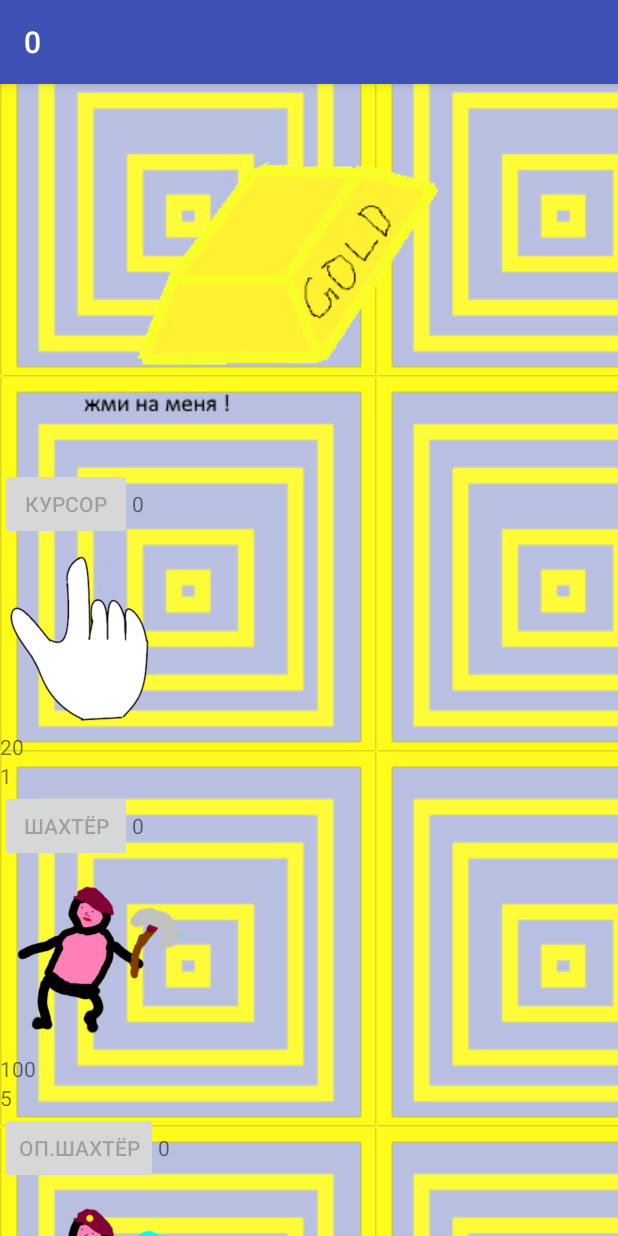
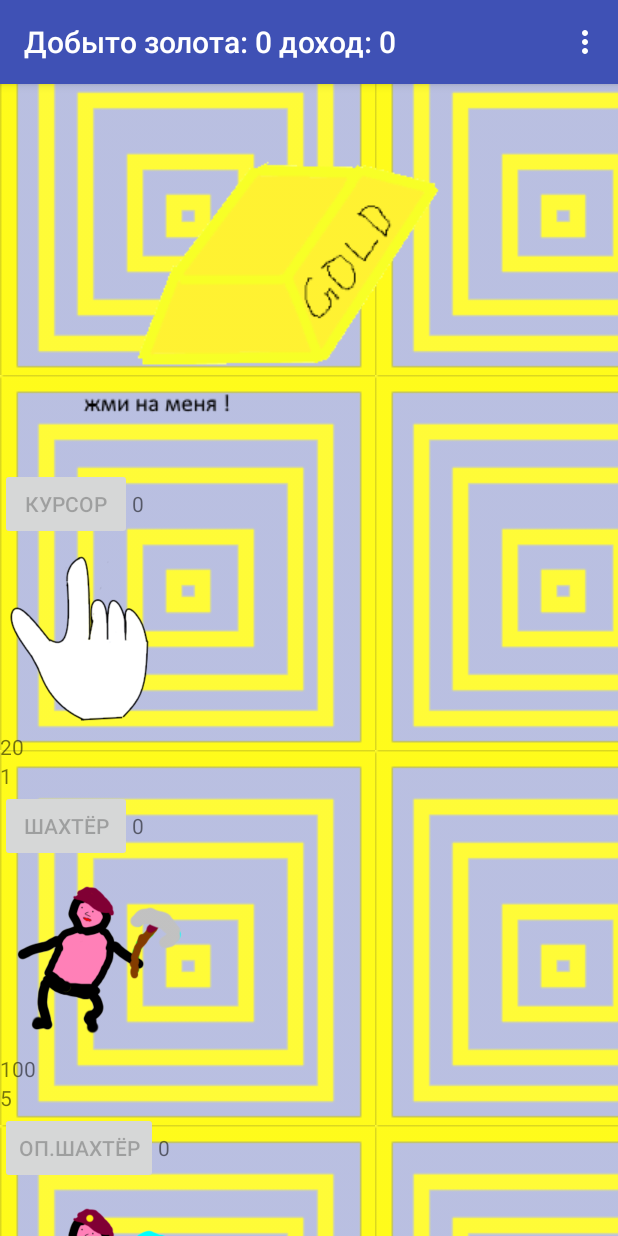
Before and after one commit to AppCampSiberia/Clicker, an Android app: the screen it shows after launch (MainActivity), on a phone screen of 412 x 824 dp. Run offline under Robolectric (Android 15) with nearby library versions, the phone set to English and light mode, and no system bars.

Commit message:
Добавили экран о нас

```diff
--- a/app/src/main/AndroidManifest.xml
+++ b/app/src/main/AndroidManifest.xml
@@ -15,6 +15,7 @@
                 <category android:name="android.intent.category.LAUNCHER" />
             </intent-filter>
         </activity>
+        <activity android:name="ru.appcampsiberia.clicker.AboutActivity"/>
     </application>
 
 </manifest>
--- a/app/src/main/java/ru/appcampsiberia/clicker/MainActivity.java
+++ b/app/src/main/java/ru/appcampsiberia/clicker/MainActivity.java
@@ -1,9 +1,12 @@
 package ru.appcampsiberia.clicker;
 
+import android.content.Intent;
 import android.os.Bundle;
 import android.os.Handler;
 import android.support.annotation.Nullable;
 import android.support.v7.app.AppCompatActivity;
+import android.view.Menu;
+import android.view.MenuItem;
 import android.view.View;
 import android.widget.Button;
 import android.widget.ImageView;
@@ -150,17 +153,30 @@ public class MainActivity extends AppCompatActivity {
         });
     }
 
-     public void render() {
+    @Override
+    public boolean onCreateOptionsMenu(Menu menu) {
+        getMenuInflater().inflate(R.menu.menu,menu);
+        return super.onCreateOptionsMenu(menu);
+    }
+
+    @Override
+    public boolean onOptionsItemSelected(MenuItem item) {
+        if (item.getItemId() == R.id.about)
+            startActivity(new Intent(this, AboutActivity.class));
+        return super.onOptionsItemSelected(item);
+    }
+
+    public void render() {
          runOnUiThread(new Runnable() {
              @Override
              public void run() {
-                getSupportActionBar().setTitle(Long.toString(clickCount));
+                getSupportActionBar().setTitle("Добыто золота: " + Long.toString(clickCount) + " доход: " + Long.toString(mineThread.dobuchaVsek) );
 
                  if (clickCount >= 20) {
                      buttonCursor.setEnabled(true);
-                 } else {
-                     buttonCursor.setEnabled(false);
-                 }
+             } else {
+                 buttonCursor.setEnabled(false);
+             }
                  if (clickCount >= 100) {
                      buttonShahter.setEnabled(true);
                  } else {
--- a/app/src/main/java/ru/appcampsiberia/clicker/MineThread.java
+++ b/app/src/main/java/ru/appcampsiberia/clicker/MineThread.java
@@ -7,7 +7,7 @@ public class MineThread implements Runnable {
 
     MainActivity mainActivity;
 
-    long dobuchaVsek = 0;
+    public long dobuchaVsek = 0;
 
     public long kolichestvoCursorov = 0;
     public long kolichestvoShahterov = 0;
--- /dev/null
+++ b/app/src/main/res/menu/menu.xml
@@ -0,0 +1,4 @@
+<?xml version="1.0" encoding="utf-8"?>
+<menu xmlns:android="http://schemas.android.com/apk/res/android">
+    <item android:id="@+id/about" android:title="О нас" />
+</menu>
```
Also changed, not shown: app/src/main/java/ru/appcampsiberia/clicker/AboutActivity.java (added, +19 -0 lines), app/src/main/res/layout/activity_about.xml (added, +33 -0 lines).
